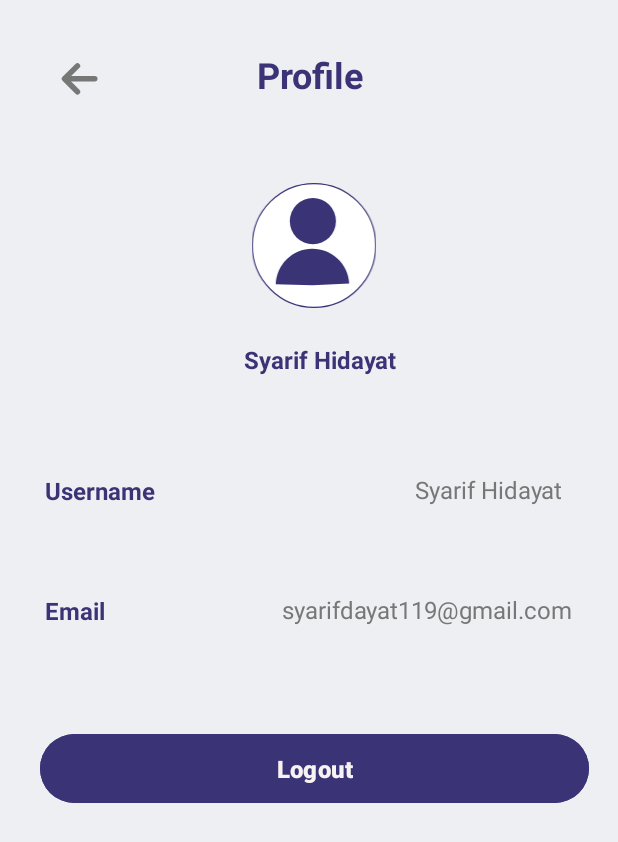
After one commit to muslih2018/InsightCart, an Android app: the layout profile.xml on its own in the app's theme, with its tools: preview values and no code run, on a phone screen of 412 x 824 dp. The commit adds this screen. Shown: the top 842 px of the screen. Run offline under Robolectric (Android 15) with nearby library versions, the phone set to English and light mode, and no system bars.

Commit message:
Page Profile

```diff
--- /dev/null
+++ b/app/src/main/res/drawable/arrow.xml
@@ -0,0 +1,20 @@
+<vector xmlns:android="http://schemas.android.com/apk/res/android"
+    android:width="24dp"
+    android:height="24dp"
+    android:viewportWidth="24"
+    android:viewportHeight="24">
+  <path
+      android:pathData="M17,12.286L7.571,12.286"
+      android:strokeLineJoin="round"
+      android:strokeWidth="2"
+      android:fillColor="#00000000"
+      android:strokeColor="#777777"
+      android:strokeLineCap="round"/>
+  <path
+      android:pathData="M10.714,7.571L6,12.286L10.714,17"
+      android:strokeLineJoin="round"
+      android:strokeWidth="2"
+      android:fillColor="#00000000"
+      android:strokeColor="#777777"
+      android:strokeLineCap="round"/>
+</vector>
--- /dev/null
+++ b/app/src/main/res/drawable/profile_pict.xml
@@ -0,0 +1,17 @@
+<vector xmlns:android="http://schemas.android.com/apk/res/android"
+    android:width="108dp"
+    android:height="121dp"
+    android:viewportWidth="108"
+    android:viewportHeight="121">
+  <path
+      android:strokeWidth="1"
+      android:pathData="M54,54m-53.5,0a53.5,53.5 0,1 1,107 0a53.5,53.5 0,1 1,-107 0"
+      android:fillColor="#ffffff"
+      android:strokeColor="#3A3376"/>
+  <path
+      android:pathData="M53,33m-20,0a20,20 0,1 1,40 0a20,20 0,1 1,-40 0"
+      android:fillColor="#3A3376"/>
+  <path
+      android:pathData="M20.84,87.56C21.06,79.4 24.46,71.64 30.33,65.91C36.19,60.18 44.08,56.93 52.32,56.84C60.56,56.75 68.51,59.82 74.52,65.41C80.52,71.01 84.11,78.69 84.52,86.84L52.69,88.41L20.84,87.56Z"
+      android:fillColor="#3A3376"/>
+</vector>
--- a/app/src/main/res/layout/activity_main.xml
+++ b/app/src/main/res/layout/activity_main.xml
@@ -3,7 +3,7 @@
     xmlns:app="http://schemas.android.com/apk/res-auto"
     xmlns:tools="http://schemas.android.com/tools"
     android:id="@+id/main"
-    android:background="@color/black"
+    android:background="@color/white"
     android:layout_width="match_parent"
     android:layout_height="match_parent"
     tools:context=".MainActivity">
--- /dev/null
+++ b/app/src/main/res/layout/profile.xml
@@ -0,0 +1,145 @@
+<?xml version="1.0" encoding="utf-8"?>
+<RelativeLayout xmlns:android="http://schemas.android.com/apk/res/android"
+    android:layout_width="match_parent"
+    android:layout_height="match_parent"
+    android:background="@color/White1">
+
+    <RelativeLayout
+        android:id="@+id/Header"
+        android:layout_width="match_parent"
+        android:layout_height="100dp"
+        android:layout_alignParentTop="true">
+
+        <ImageView
+            android:contentDescription="@string/back"
+            android:id="@+id/arrowIcon"
+            android:layout_width="56dp"
+            android:layout_height="44dp"
+            android:layout_alignParentTop="true"
+            android:layout_marginTop="30dp"
+            android:layout_marginEnd="85dp"
+            android:layout_toStartOf="@id/headerTittle"
+            android:paddingEnd="8dp"
+            android:src="@drawable/arrow" />
+
+        <TextView
+            android:id="@+id/headerTittle"
+            android:layout_width="wrap_content"
+            android:layout_height="wrap_content"
+            android:layout_alignParentEnd="true"
+            android:layout_alignParentBottom="true"
+            android:layout_marginEnd="169dp"
+            android:layout_marginBottom="34dp"
+            android:text="@string/profile"
+            android:textColor="#3A3376"
+            android:textSize="24dp"
+            android:textStyle="bold" />
+
+    </RelativeLayout>
+    <RelativeLayout
+        android:id="@+id/Photo"
+        android:layout_width="match_parent"
+        android:layout_height="150dp"
+        android:layout_alignParentTop="true"
+        android:layout_alignParentEnd="true"
+        android:layout_marginTop="102dp"
+        android:layout_marginEnd="4dp">
+
+        <ImageView
+            android:contentDescription="@string/photo"
+            android:id="@+id/profile_image"
+            android:layout_width="93dp"
+            android:layout_height="93dp"
+            android:layout_alignParentEnd="true"
+            android:layout_alignParentTop="true"
+            android:layout_gravity="center"
+            android:layout_marginEnd="152dp"
+            android:layout_marginTop="20dp"
+            android:scaleType="fitCenter"
+            android:src="@drawable/profile_pict" />
+
+        <TextView
+            android:id="@+id/user"
+            android:layout_width="wrap_content"
+            android:layout_height="wrap_content"
+            android:layout_below="@id/profile_image"
+            android:layout_alignParentEnd="true"
+            android:layout_marginTop="13dp"
+            android:layout_marginEnd="143dp"
+            android:text="@string/username"
+            android:textColor="@color/Purple1"
+            android:textSize="16sp"
+            android:textStyle="bold" />
+    </RelativeLayout>
+
+    <RelativeLayout
+        android:id="@+id/Content"
+        android:layout_width="match_parent"
+        android:layout_height="500dp"
+        android:layout_alignParentTop="true"
+        android:layout_alignParentEnd="true"
+        android:layout_marginTop="266dp"
+        android:layout_marginEnd="-4dp">
+
+        <TextView
+            android:id="@+id/username_label"
+            android:layout_width="wrap_content"
+            android:layout_height="wrap_content"
+            android:layout_marginStart="30dp"
+            android:layout_marginTop="50dp"
+            android:text="@string/user"
+            android:textColor="@color/Purple1"
+            android:textSize="16sp"
+            android:textStyle="bold" />
+
+        <TextView
+            android:id="@+id/username_value"
+            android:layout_width="wrap_content"
+            android:layout_height="wrap_content"
+            android:layout_alignParentTop="true"
+            android:layout_marginStart="173dp"
+            android:layout_marginTop="49dp"
+            android:layout_toEndOf="@id/username_label"
+            android:text="@string/username"
+            android:textColor="@color/LightGrey"
+            android:textSize="16sp" />
+
+        <TextView
+            android:id="@+id/email_label"
+            android:layout_width="wrap_content"
+            android:layout_height="wrap_content"
+            android:layout_marginStart="30dp"
+            android:layout_marginTop="130dp"
+            android:text="@string/email"
+            android:textColor="@color/Purple1"
+            android:textSize="16sp"
+            android:textStyle="bold" />
+
+        <TextView
+            android:id="@+id/email_value"
+            android:layout_width="wrap_content"
+            android:layout_height="wrap_content"
+            android:layout_alignParentTop="true"
+            android:layout_marginStart="118dp"
+            android:layout_marginTop="129dp"
+            android:layout_toEndOf="@+id/email_label"
+            android:text="@string/Account"
+            android:textColor="@color/LightGrey"
+            android:textSize="16sp" />
+
+        <Button
+            android:id="@+id/btn_logout"
+            android:layout_width="366dp"
+            android:layout_height="54dp"
+            android:layout_below="@id/email_value"
+            android:layout_alignParentEnd="true"
+            android:layout_marginTop="68dp"
+            android:layout_marginEnd="23dp"
+            android:backgroundTint="#3A3376"
+            android:padding="10dp"
+            android:text="@string/logout"
+            android:textColor="#F8F3F3"
+            android:textSize="16sp"
+            android:textStyle="bold" />
+    </RelativeLayout>
+</RelativeLayout>
--- a/app/src/main/res/values/colors.xml
+++ b/app/src/main/res/values/colors.xml
@@ -1,5 +1,10 @@
 <?xml version="1.0" encoding="utf-8"?>
 <resources>
-    <color name="black">#FF000000</color>
-    <color name="white">#FFFFFFFF</color>
+    <color name="Purple1">#3A3376</color>
+    <color name="LightGrey">#777777</color>
+    <color name="Black">#1B232A</color>
+    <color name="White1">#EDEFF3</color>
+    <color name="White2">#F8F3F3</color>
+    <color name="White3">#FFFFFF</color>
+
 </resources>
--- a/app/src/main/res/values/strings.xml
+++ b/app/src/main/res/values/strings.xml
@@ -1,3 +1,12 @@
 <resources>
     <string name="app_name">InsightCart</string>
+    <string name="profile">Profile</string>
+    <string name="back">Arrow</string>
+    <string name="Account">syarifdayat119@gmail.com</string>
+    <string name="photo">photo\n</string>
+    <string name="user">Username</string>
+    <string name="email">Email</string>
+    <string name="username">Syarif Hidayat</string>
+    <string name="logout">Logout</string>
+
 </resources>
```
